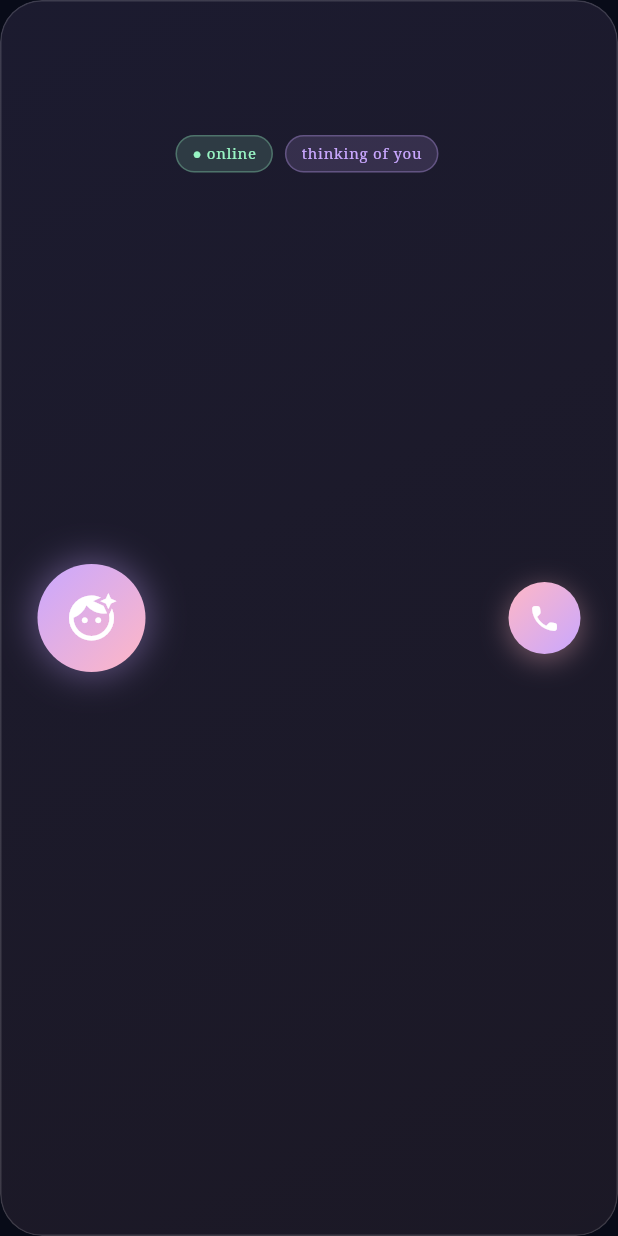
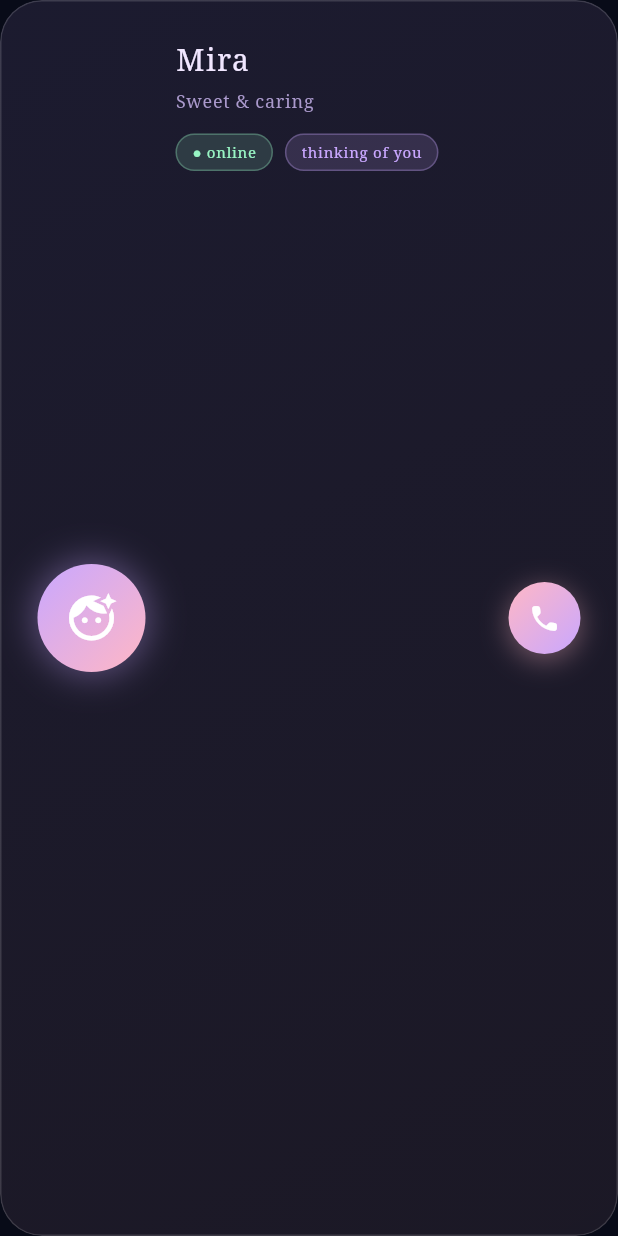
Before and after one commit to Renzysilver/mira-project, a Flutter app: the _CompanionCard widget shown alone on an empty page, opened directly with empty values, on a phone screen of 412 x 824 dp. Run offline on Flutter 3.47's test engine with Material 3 defaults, Android fonts, the phone set to English and light mode, and no system bars; our stand-ins replace audioplayers, cloud_firestore, firebase_auth, firebase_core, flutter_dotenv, flutter_markdown and 12 more; missing offline and left inert: audio_session; accounts and stored records are empty.

Commit message:
fix: 4 runtime bugs surfaced by first web run
1. home_screen.dart: 'Text(persona?.personalityType ?? "Sweet & caring")'
   was passing the PersonalityType enum directly to Text() — caused
   'PersonalityType is not a subtype of String' on the home screen.
   Added _personalityLabel() helper that maps enum -> human string.
   Also tightened _CompanionCard.persona from dynamic to PersonaModel
   so the type system catches this in future.

2. auth_provider.dart: completeOnboarding used .update() which fails
   with 'No document to update' if the user anchor doc doesn't exist
   yet (race between authStateChanges listener firing and signup's
   .set() completing, or Google sign-in path). Switched to
   .set({..}, SetOptions(merge: true)) which creates-or-merges.

3. login_screen.dart / signup_screen.dart: ref.listen<AuthState>
   callback used ScaffoldMessenger.of(context) without checking
   mounted — caused 'Looking up a deactivated widget's ancestor
   is unsafe' when navigation disposed the screen mid-auth-flow.
   Added 'if (!mounted) return;' guard.

4. RenderFlex overflowed by 99501 pixels — cascade from bug #1.
   When the PersonalityType error threw inside Text(), Flutter
   rendered its red error overlay inside the constrained companion
   card, which couldn't fit it. Fixed implicitly by #1.

```diff
--- a/lib/features/auth/login_screen.dart
+++ b/lib/features/auth/login_screen.dart
@@ -39,6 +39,7 @@ class _LoginScreenState extends ConsumerState<LoginScreen>
   Widget build(BuildContext context) {
     final authState = ref.watch(authProvider);
     ref.listen<AuthState>(authProvider, (_, next) {
+      if (!mounted) return; // navigation may have disposed us already
       if (next.error != null) {
         ScaffoldMessenger.of(context).showSnackBar(
           SnackBar(content: Text(next.error!), backgroundColor: AppTheme.errorRed));
--- a/lib/features/auth/signup_screen.dart
+++ b/lib/features/auth/signup_screen.dart
@@ -40,6 +40,7 @@ class _SignupScreenState extends ConsumerState<SignupScreen>
   Widget build(BuildContext context) {
     final authState = ref.watch(authProvider);
     ref.listen<AuthState>(authProvider, (_, next) {
+      if (!mounted) return; // navigation may have disposed us already
       if (next.error != null) {
         ScaffoldMessenger.of(context).showSnackBar(
           SnackBar(content: Text(next.error!), backgroundColor: AppTheme.errorRed));
--- a/lib/features/chat/home_screen.dart
+++ b/lib/features/chat/home_screen.dart
@@ -3,9 +3,22 @@ import 'package:flutter/material.dart';
 import 'package:flutter_riverpod/flutter_riverpod.dart';
 import 'package:go_router/go_router.dart';
 import '../../app/theme.dart';
+import '../../models/persona_model.dart';
 import '../../widgets/dreamy_background.dart';
 import '../../providers/persona_provider.dart';
 import '../../providers/auth_provider.dart';
+
+/// Human-readable label for the personality type, used in the companion card.
+String _personalityLabel(PersonalityType t) {
+  switch (t) {
+    case PersonalityType.sweet:
+      return 'Sweet & caring';
+    case PersonalityType.tsundere:
+      return 'Tsundere';
+    case PersonalityType.intellectual:
+      return 'Intellectual';
+  }
+}
 
 class HomeScreen extends ConsumerWidget {
   const HomeScreen({super.key});
@@ -167,7 +180,7 @@ class _TopIconBtn extends StatelessWidget {
 }
 
 class _CompanionCard extends StatelessWidget {
-  final dynamic persona;
+  final PersonaModel persona;
   final VoidCallback onCallTap;
   const _CompanionCard({required this.persona, required this.onCallTap});
 
@@ -210,11 +223,11 @@ class _CompanionCard extends StatelessWidget {
                 child: Column(
                   crossAxisAlignment: CrossAxisAlignment.start,
                   children: [
-                    Text(persona?.name ?? 'Mira',
+                    Text(persona.name.isNotEmpty ? persona.name : 'Mira',
                       style: const TextStyle(fontSize: 20, fontWeight: FontWeight.w300,
                         color: AppTheme.moonWhite, letterSpacing: 1)),
                     const SizedBox(height: 4),
-                    Text(persona?.personalityType ?? 'Sweet & caring',
+                    Text(_personalityLabel(persona.personalityType),
                       style: const TextStyle(fontSize: 12, color: AppTheme.textSecondary, letterSpacing: 0.5)),
                     const SizedBox(height: 12),
                     Row(
--- a/lib/providers/auth_provider.dart
+++ b/lib/providers/auth_provider.dart
@@ -222,7 +222,12 @@ class AuthNotifier extends StateNotifier<AuthState> {
     final uid = state.user?.uid;
     if (uid == null) return;
     try {
-      await _firestore.collection('users').doc(uid).update({'onboardingComplete': true});
+      // Use set+merge instead of update so we don't fail if the anchor doc
+      // doesn't exist yet (race between authStateChanges and the signup .set()).
+      await _firestore.collection('users').doc(uid).set(
+        {'onboardingComplete': true},
+        SetOptions(merge: true),
+      );
       final updated = state.user!.copyWith(onboardingComplete: true);
       state = state.copyWith(user: updated);
       await _hiveStorage.saveUser(updated);
```
